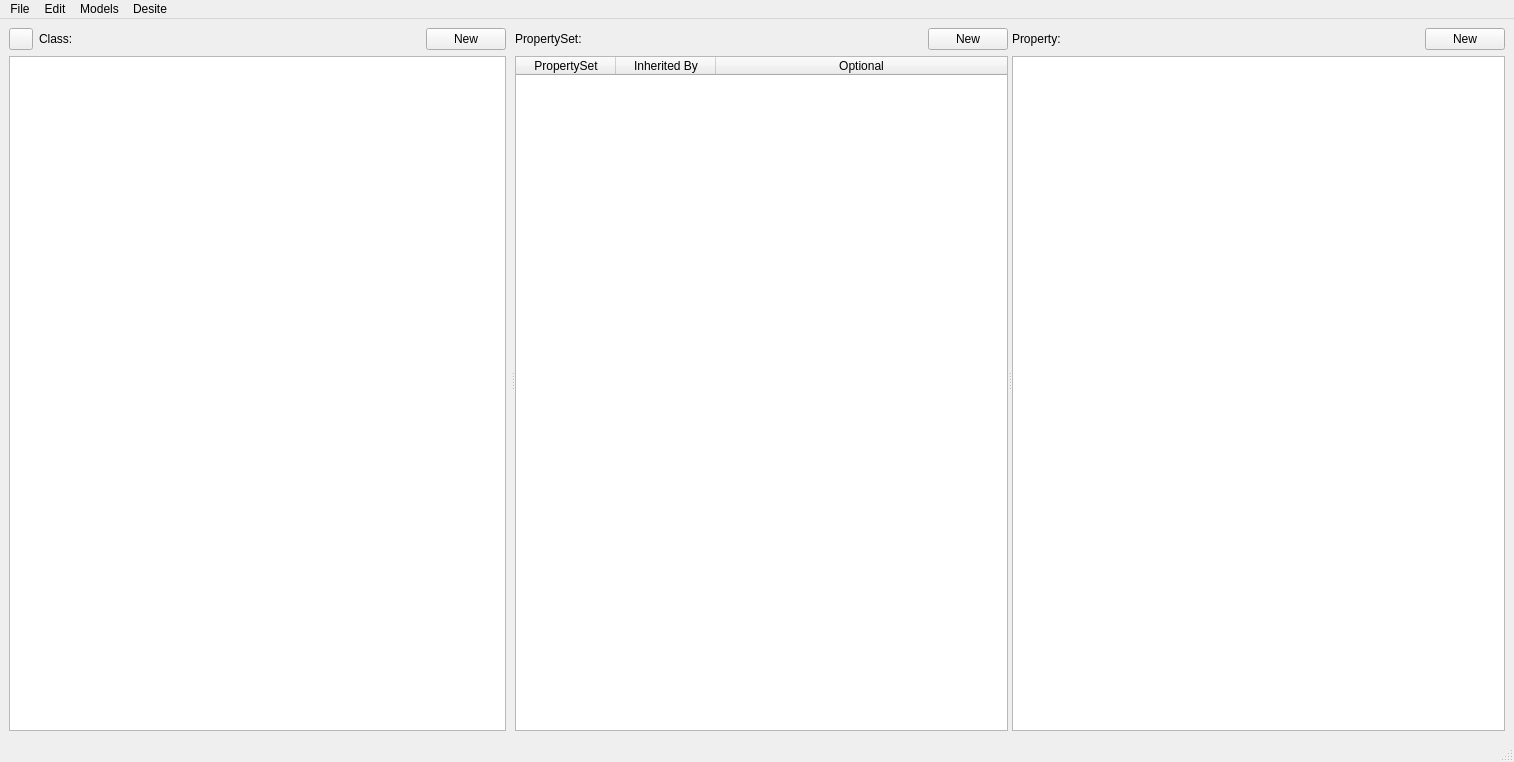
Qt form src/bsdd_gui/module/main_window/qt/MainWindow.ui (c-mellueh/bSDD-Toolkit) before a commit.
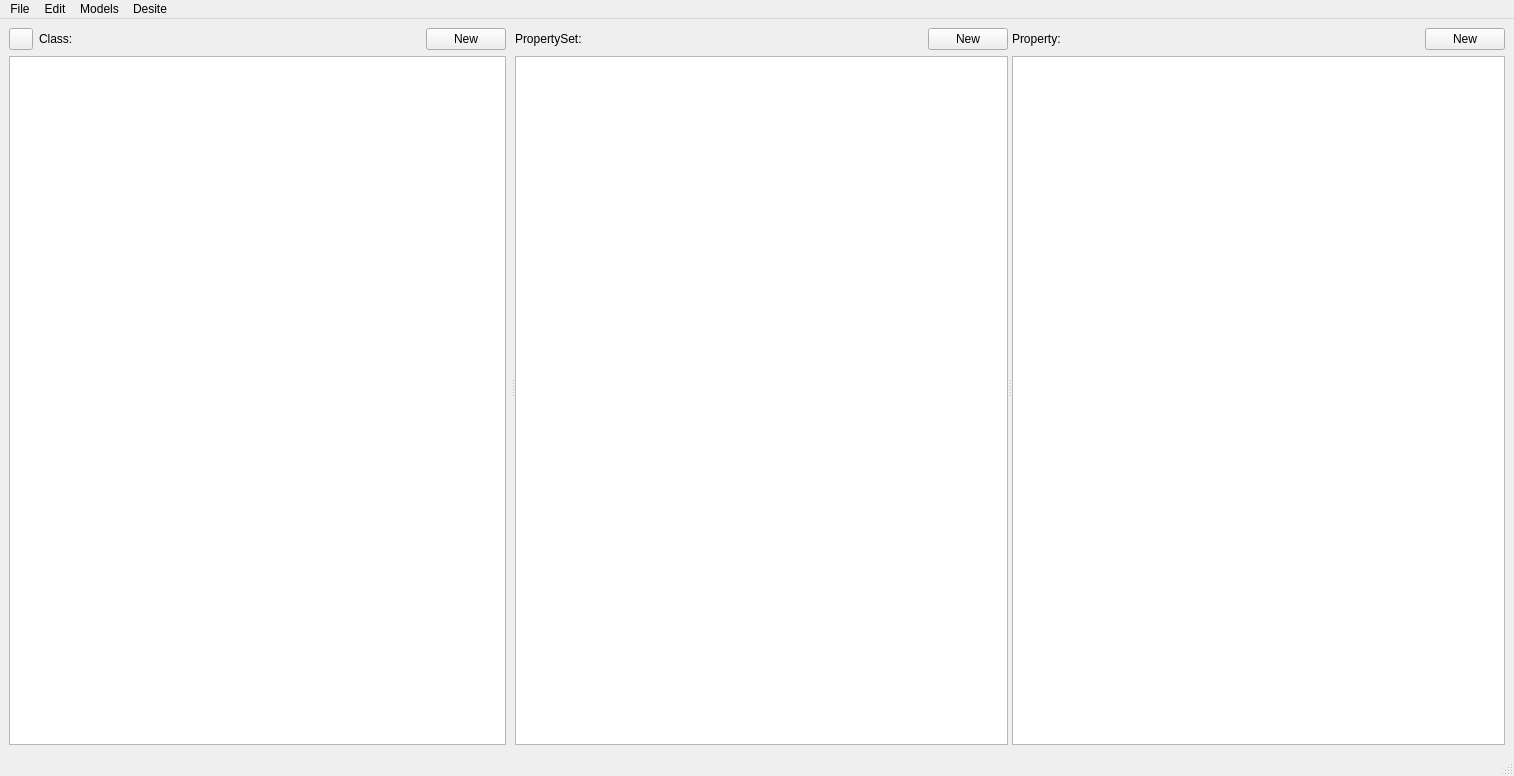
The same form after that commit. Icons and pictures are not drawn. Custom widgets are drawn as their Qt base class.

Commit message: setup PropertyList

```diff
--- a/src/bsdd_gui/module/main_window/qt/MainWindow.ui
+++ b/src/bsdd_gui/module/main_window/qt/MainWindow.ui
@@ -7,7 +7,7 @@
     <x>0</x>
     <y>0</y>
     <width>1514</width>
-    <height>762</height>
+    <height>776</height>
    </rect>
   </property>
   <property name="minimumSize">
@@ -202,7 +202,7 @@
          </layout>
         </item>
         <item>
-         <widget class="PsetTableWidget" name="table_pset">
+         <widget class="PsetListView" name="table_pset">
           <property name="sizePolicy">
            <sizepolicy hsizetype="Preferred" vsizetype="Expanding">
             <horstretch>0</horstretch>
@@ -224,30 +224,6 @@
           <property name="selectionBehavior">
            <enum>QAbstractItemView::SelectionBehavior::SelectRows</enum>
           </property>
-          <attribute name="horizontalHeaderStretchLastSection">
-           <bool>true</bool>
-          </attribute>
-          <attribute name="verticalHeaderVisible">
-           <bool>false</bool>
-          </attribute>
-          <attribute name="verticalHeaderCascadingSectionResizes">
-           <bool>false</bool>
-          </attribute>
-          <column>
-           <property name="text">
-            <string>PropertySet</string>
-           </property>
-          </column>
-          <column>
-           <property name="text">
-            <string>Inherited By</string>
-           </property>
-          </column>
-          <column>
-           <property name="text">
-            <string>Optional</string>
-           </property>
-          </column>
          </widget>
         </item>
        </layout>
@@ -372,8 +348,8 @@
    <header>bsdd_gui.module.class_tree.ui</header>
   </customwidget>
   <customwidget>
-   <class>PsetTableWidget</class>
-   <extends>QTableWidget</extends>
+   <class>PsetListView</class>
+   <extends>QListView</extends>
    <header>bsdd_gui.module.property_set_table.ui</header>
   </customwidget>
  </customwidgets>
```
The commit also changes 16 other files.
